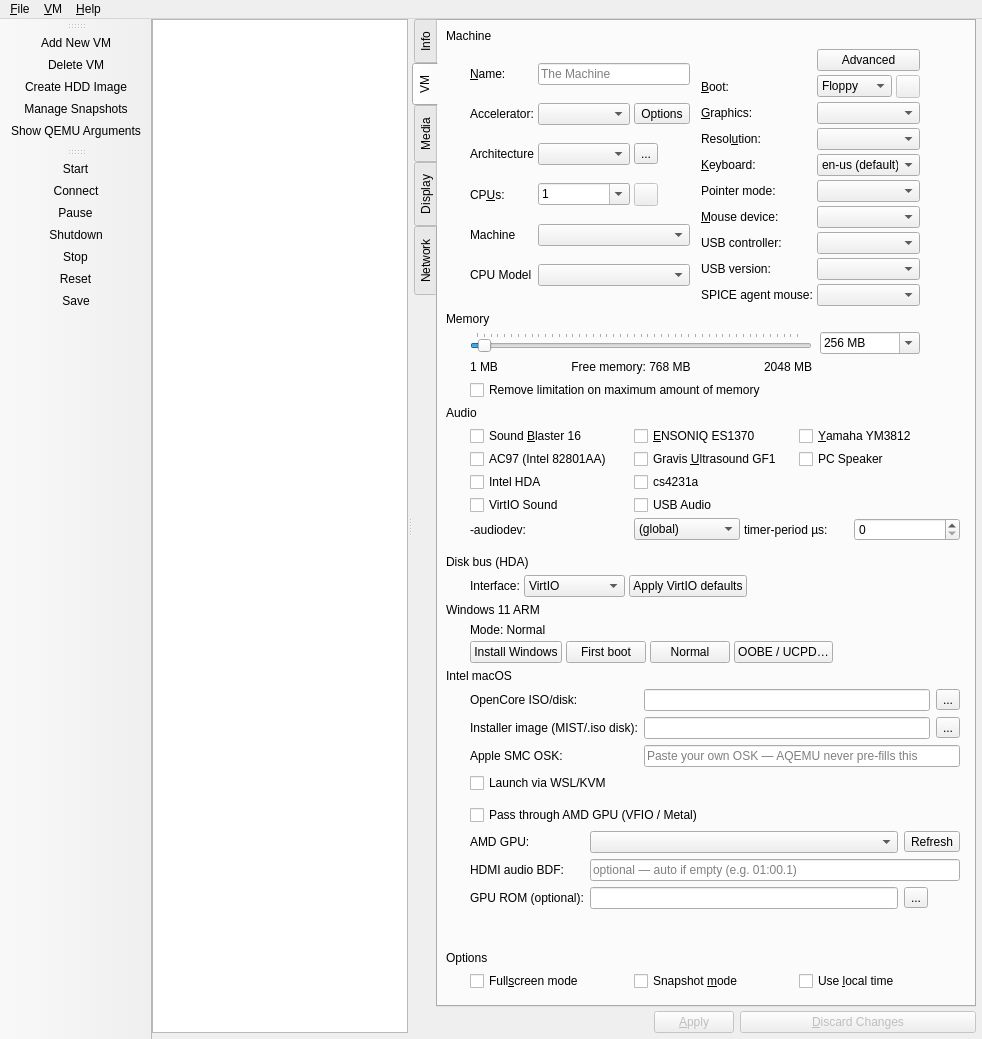
First picture: the form in src/Main_Window.ui, repository chronic8000/aqemu, before the edit.
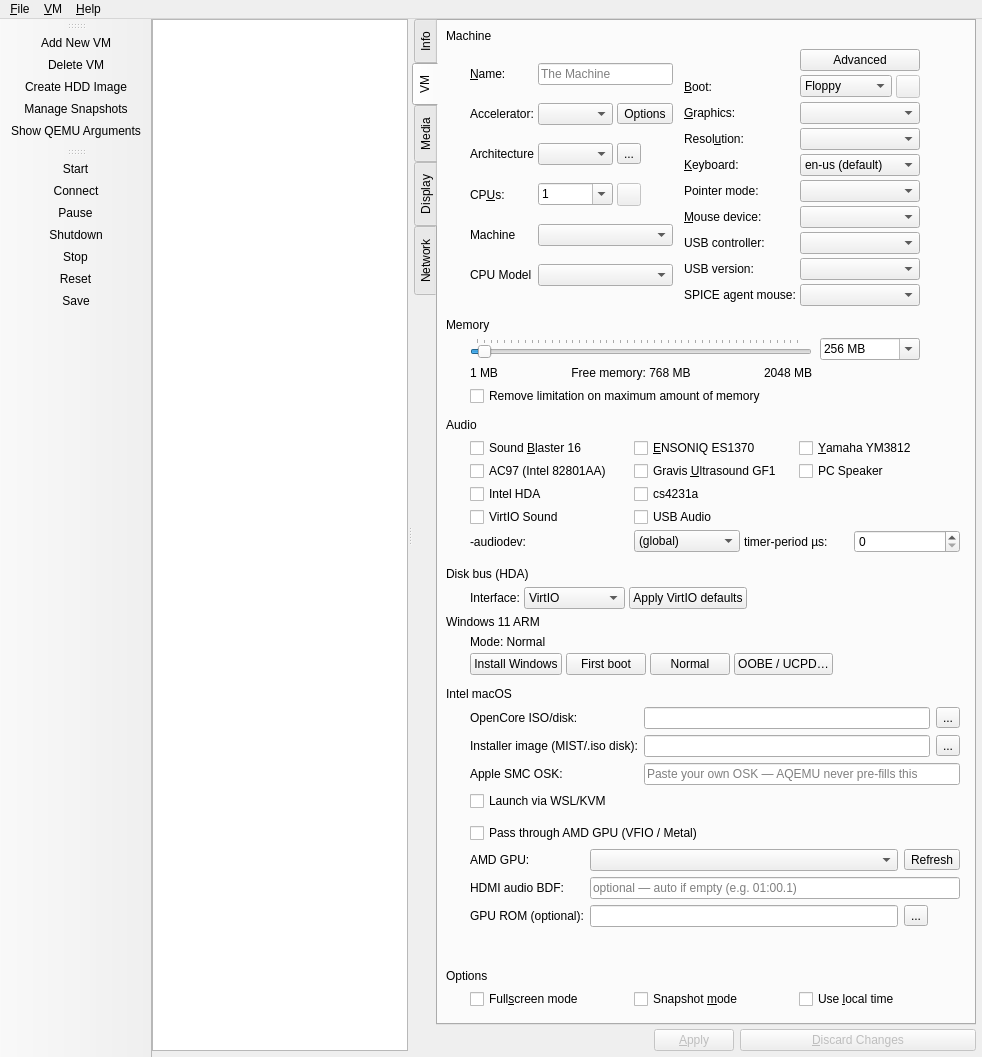
Second picture: the form after the edit. Icons and pictures are not drawn. Custom widgets are drawn as their Qt base class.

The edit to the form file:
```diff
--- a/src/Main_Window.ui
+++ b/src/Main_Window.ui
@@ -1015,11 +1015,17 @@
                  <item row="0" column="1" colspan="2">
                   <widget class="QPushButton" name="TB_Show_Advanced_Options_Window">
                    <property name="sizePolicy">
-                    <sizepolicy hsizetype="MinimumExpanding" vsizetype="Fixed">
+                    <sizepolicy hsizetype="Maximum" vsizetype="Fixed">
                      <horstretch>0</horstretch>
                      <verstretch>0</verstretch>
                     </sizepolicy>
                    </property>
+                   <property name="minimumSize">
+                    <size>
+                     <width>120</width>
+                     <height>0</height>
+                    </size>
+                   </property>
                    <property name="text">
                     <string>Advanced</string>
                    </property>
@@ -1055,10 +1061,13 @@
               <property name="orientation">
                <enum>Qt::Vertical</enum>
               </property>
+              <property name="sizeType">
+               <enum>QSizePolicy::Fixed</enum>
+              </property>
               <property name="sizeHint" stdset="0">
                <size>
                 <width>20</width>
-                <height>40</height>
+                <height>6</height>
                </size>
               </property>
              </spacer>
@@ -1214,11 +1223,17 @@
                  <item>
                   <widget class="QSlider" name="Memory_Size">
                    <property name="sizePolicy">
-                    <sizepolicy hsizetype="Expanding" vsizetype="Expanding">
+                    <sizepolicy hsizetype="Expanding" vsizetype="Fixed">
                      <horstretch>0</horstretch>
                      <verstretch>0</verstretch>
                     </sizepolicy>
                    </property>
+                   <property name="maximumSize">
+                    <size>
+                     <width>16777215</width>
+                     <height>28</height>
+                    </size>
+                   </property>
                    <property name="minimum">
                     <number>2</number>
                    </property>
@@ -1347,10 +1362,13 @@
               <property name="orientation">
                <enum>Qt::Vertical</enum>
               </property>
+              <property name="sizeType">
+               <enum>QSizePolicy::Fixed</enum>
+              </property>
               <property name="sizeHint" stdset="0">
                <size>
                 <width>20</width>
-                <height>40</height>
+                <height>6</height>
                </size>
               </property>
              </spacer>
@@ -1787,10 +1805,13 @@
               <property name="orientation">
                <enum>Qt::Vertical</enum>
               </property>
+              <property name="sizeType">
+               <enum>QSizePolicy::Fixed</enum>
+              </property>
               <property name="sizeHint" stdset="0">
                <size>
                 <width>20</width>
-                <height>40</height>
+                <height>6</height>
                </size>
               </property>
              </spacer>
```
